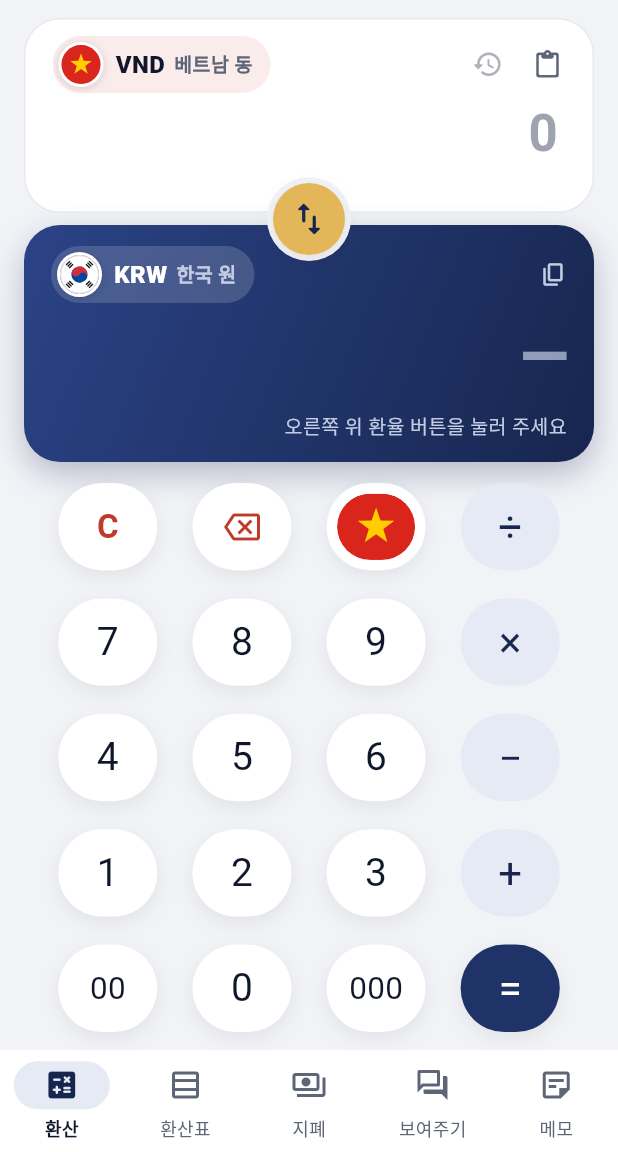
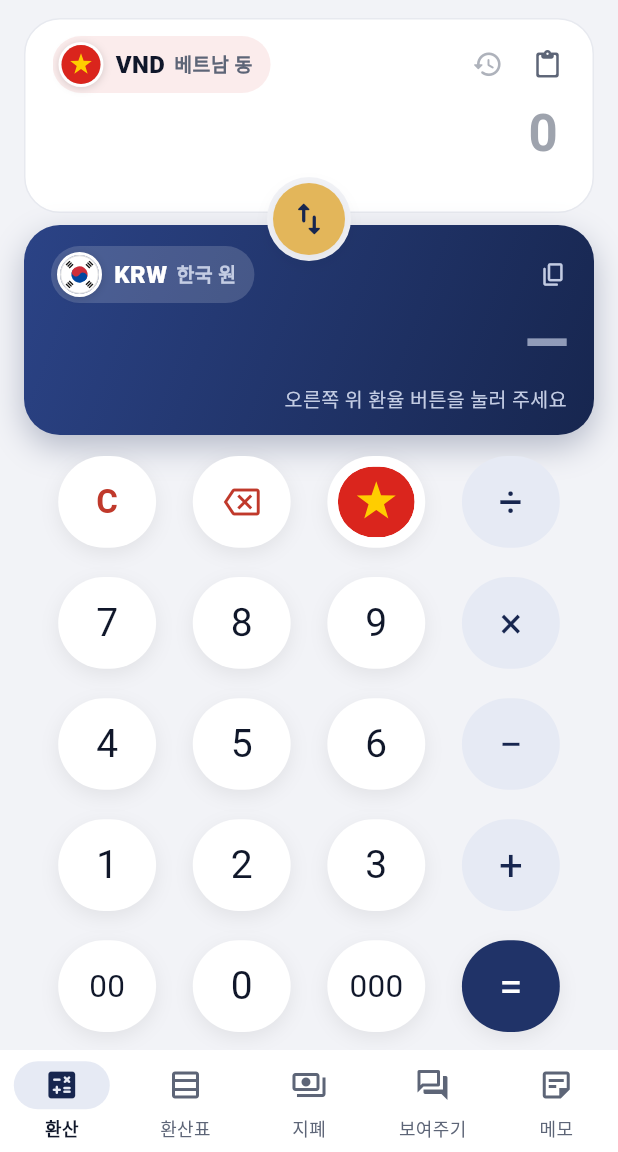
Before and after one commit to hee6635/Currency, a Flutter app: the screen it shows after launch, on a phone screen of 412 x 824 dp, the part 84-1236 px from its top. Run offline on Flutter 3.47's test engine with Material 3 defaults, Android fonts, the phone set to English and light mode, and no system bars; our stand-ins replace share_plus, shared_preferences, speech_to_text; network calls fail.

```diff
--- a/flutter_app/lib/ui/convert_page.dart
+++ b/flutter_app/lib/ui/convert_page.dart
@@ -43,7 +43,7 @@ class ConvertPage extends StatelessWidget {
               final compact = box.maxHeight < 560;
               // 아래 가운데에 바꾸기 버튼이 겹치므로 아래 여백을 넉넉히
               final fromH = compact ? 108.0 : 130.0;
-              final toH = compact ? 126.0 : 158.0; // 합계(동) 줄 포함
+              final toH = compact ? 112.0 : 140.0;
               return Padding(
                 padding: const EdgeInsets.fromLTRB(16, 4, 16, 12),
                 child: Column(
@@ -830,15 +830,9 @@ class _ResultCard extends StatelessWidget {
     } else {
       big = '${fmt(r)}${to.unit}';
       if (r > 0) {
-        if (to == Currency.krw) {
-          if (r >= 1000) subs.add('약 ${fmt(roundTo(r, 100))}원');
+        // 만 단위로 읽기 쉽게 (1만 미만은 숫자와 같으니 생략)
         final u = koreanUnit(r);
-          if (u.isNotEmpty) subs.add('$u원');
-        } else {
-          final u = koreanUnit(r);
-          if (u.isNotEmpty) subs.add('$u동');
-          if (r >= 1000) subs.add('${fmt(r / 1000)}K');
-        }
+        if (u.isNotEmpty) subs.add('$u${to.unit}');
         if (s.feePercent > 0) {
           feeLine =
               '수수료 ${s.feePercent.toStringAsFixed(1)}% 반영 ≈ ${fmt(s.withFee(r))}${to.unit}';
@@ -934,13 +928,15 @@ class _ResultCard extends StatelessWidget {
                       ),
                     ),
                   ),
-                  // 넣은 금액 합계 (동): 위 입력창은 금액마다 나뉘어 있으므로 합계는 여기
+                  // 아래 줄: 왼쪽 넣은 금액 합계(동) → 오른쪽 어림값(원)
+                  Row(
+                    crossAxisAlignment: CrossAxisAlignment.baseline,
+                    textBaseline: TextBaseline.alphabetic,
+                    children: [
                       if (s.expr.isNotEmpty && s.inputValue != null)
                         Text(
                           '= ${fmt(s.inputValue!)}${s.from.unit}',
-                      textAlign: TextAlign.right,
                           maxLines: 1,
-                      overflow: TextOverflow.ellipsis,
                           style: TextStyle(
                             fontSize: 16,
                             fontWeight: FontWeight.w700,
@@ -948,7 +944,9 @@ class _ResultCard extends StatelessWidget {
                             fontFeatures: tabular,
                           ),
                         ),
-                  Text(
+                      const SizedBox(width: 10),
+                      Expanded(
+                        child: Text(
                           subs.join('  ·  '),
                           textAlign: TextAlign.right,
                           maxLines: 1,
@@ -958,6 +956,9 @@ class _ResultCard extends StatelessWidget {
                             color: p.onNavyMuted,
                             fontFeatures: tabular,
                           ),
+                        ),
+                      ),
+                    ],
                   ),
                   if (feeLine != null)
                     Text(
```
Also changed, not shown: 1 other file. Lines whose indentation alone changed are shown as unchanged.
